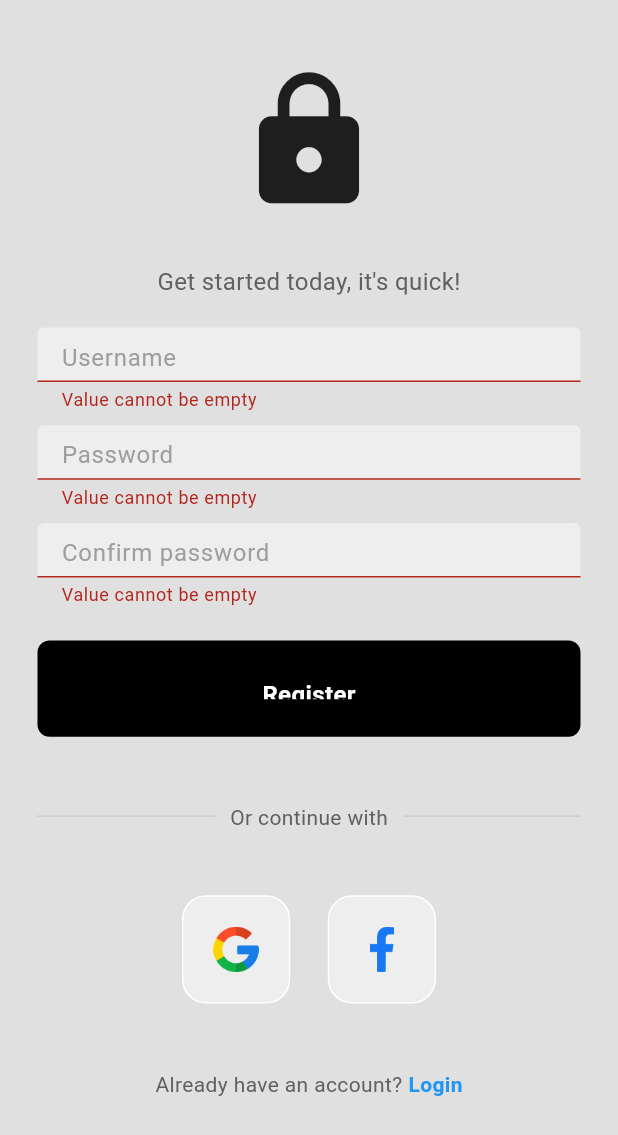
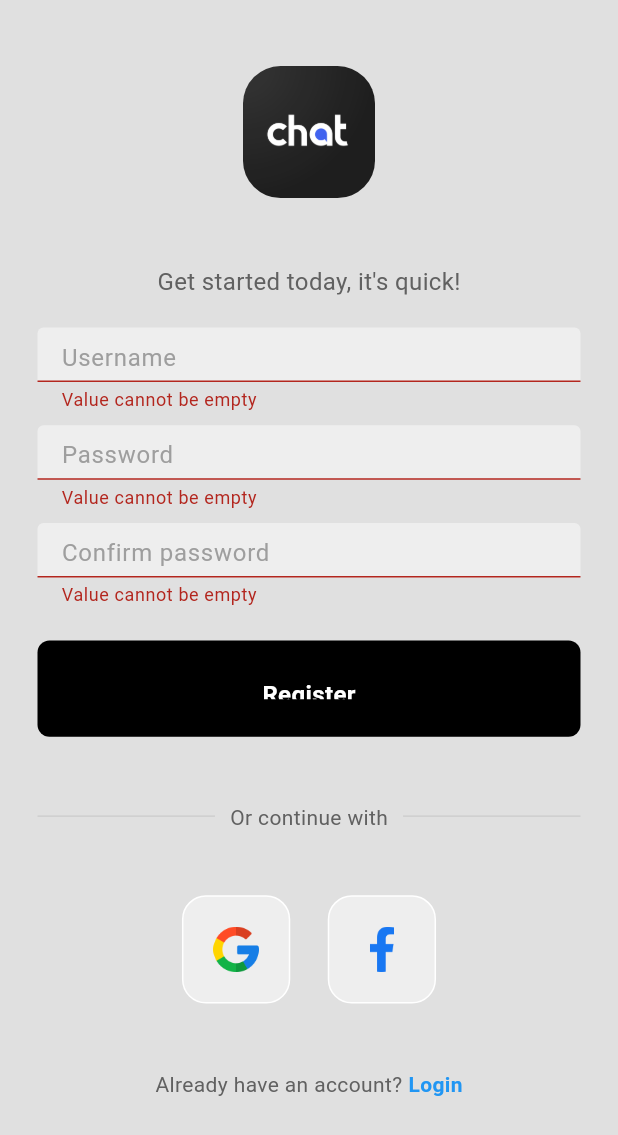
Before and after one commit to hssaluja25/bytechat, a Flutter app: the RegisterPage screen opened directly with empty values, after a tap on "Register", on a phone screen of 412 x 824 dp. Shown: the top 1135 px of the screen. Run offline on Flutter 3.47's test engine with Material 2 defaults, Android fonts, the phone set to English and light mode, and no system bars; our stand-ins replace cloud_firestore, firebase_auth, firebase_core, font_awesome_flutter, google_sign_in; missing offline and left inert: flutter_facebook_auth; accounts and stored records are empty; network calls fail.

Commit message:
adds user to firestore when registering via email and pwd, fixes CPI issue, adds logo

```diff
--- a/lib/pages/register_page.dart
+++ b/lib/pages/register_page.dart
@@ -1,3 +1,4 @@
+import 'package:cloud_firestore/cloud_firestore.dart';
 import 'package:firebase_auth/firebase_auth.dart';
 import 'package:flutter/material.dart';
 import 'package:learning_once_again/components/my_button.dart';
@@ -5,36 +6,50 @@ import 'package:learning_once_again/components/my_textfield.dart';
 import 'package:learning_once_again/components/square_tile.dart';
 import 'package:learning_once_again/services/auth.dart';
 
-class RegisterPage extends StatelessWidget {
+class RegisterPage extends StatefulWidget {
   RegisterPage({super.key, required this.auth, required this.toggleAuthPage});
+  final Function() toggleAuthPage;
+  final FirebaseAuth auth;
 
-  final Function() toggleAuthPage;
+  @override
+  State<RegisterPage> createState() => _RegisterPageState();
+}
+
+class _RegisterPageState extends State<RegisterPage> {
+  bool registrationHappening = false;
+  final FirebaseFirestore _firestore = FirebaseFirestore.instance;
   final TextEditingController usernameController = TextEditingController();
   final TextEditingController passwordController = TextEditingController();
   final TextEditingController confirmPasswordController =
       TextEditingController();
-  final FirebaseAuth auth;
   final GlobalKey<FormState> _registerFormKey = GlobalKey<FormState>();
 
   @override
   Widget build(BuildContext context) {
     double ht = MediaQuery.of(context).size.height;
+    double wd = MediaQuery.of(context).size.width;
     return Scaffold(
+      resizeToAvoidBottomInset: false,
       backgroundColor: Colors.grey[300],
       body: SafeArea(
         child: Form(
           key: _registerFormKey,
-          child: ListView(
-            physics: const NeverScrollableScrollPhysics(),
+          child: Stack(
+            children: [
+              Column(
                 children: [
                   SizedBox(height: ht > 800 ? ht * 0.0534188 : ht * 0.05),
 
                   // logo
                   SizedBox(
                     height: ht > 800 ? ht * 0.1068376 : ht * 0.1,
-                child: const Icon(
-                  Icons.lock,
-                  size: 100,
+                    width: wd > 385 ? ht * 0.1068376 : ht * 0.1,
+                    child: ClipRRect(
+                      borderRadius: BorderRadius.circular(25),
+                      child: Image.asset(
+                        'assets/images/512.png',
+                        fit: BoxFit.cover,
+                      ),
                     ),
                   ),
 
@@ -102,23 +117,29 @@ class RegisterPage extends StatelessWidget {
                         if (_registerFormKey.currentState!.validate()) {
                           // form is valid
                           try {
-                        showDialog(
-                            context: context,
-                            builder: (context) {
-                              return const Center(
-                                child: CircularProgressIndicator(),
-                              );
+                            setState(() {
+                              print(
+                                  'registering with email and pwd in register_page.dart');
+                              registrationHappening = true;
                             });
-                        await Auth(auth: auth).createAccount(
+                            UserCredential userCredential =
+                                await Auth(auth: widget.auth).createAccount(
                                     email: usernameController.text,
                                     password: passwordController.text);
-                        if (!context.mounted) return;
-                        Navigator.pop(context);
+                            _firestore
+                                .collection('users')
+                                .doc(userCredential.user!.uid)
+                                .set({
+                              'uid': userCredential.user!.uid,
+                              'email': usernameController.text
+                            });
                             // Automatically the 'user' stream would detect a change in the auth state and push the home page.
                             // so we don't need to push the home page ourselves.
                           } on Exception catch (error) {
-                        if (!context.mounted) return;
-                        Navigator.pop(context);
+                            setState(() {
+                              print('registering error on register_page.dart');
+                              registrationHappening = true;
+                            });
                             showDialog(
                               barrierDismissible: true,
                               context: context,
@@ -167,7 +188,8 @@ class RegisterPage extends StatelessWidget {
                             ),
                           ),
                           Padding(
-                        padding: const EdgeInsets.symmetric(horizontal: 10.0),
+                            padding:
+                                const EdgeInsets.symmetric(horizontal: 10.0),
                             child: Text(
                               'Or continue with',
                               style: TextStyle(color: Colors.grey[700]),
@@ -186,7 +208,7 @@ class RegisterPage extends StatelessWidget {
 
                   SizedBox(height: ht * 0.0534188),
 
-              // google + apple sign in buttons
+                  // google + facebook sign in buttons
                   SizedBox(
                     height: ht * 0.08761,
                     child: Row(
@@ -195,9 +217,20 @@ class RegisterPage extends StatelessWidget {
                         // google button
                         GestureDetector(
                           onTap: () async {
+                            setState(() {
+                              print(
+                                  'logging in with google in register_page.dart');
+                              registrationHappening = true;
+                            });
                             try {
                               await GoogleAuth().signInWithGoogle();
                             } catch (e) {
+                              setState(() {
+                                print(
+                                    'login with google cancelled in register_page.dart');
+                                registrationHappening = false;
+                              });
+
                               ScaffoldMessenger.of(context)
                                 ..removeCurrentSnackBar()
                                 ..showSnackBar(SnackBar(
@@ -207,8 +240,8 @@ class RegisterPage extends StatelessWidget {
                                         : 'Google sign in cancelled')));
                             }
                           },
-                      child:
-                          const SquareTile(imagePath: 'lib/images/google.png'),
+                          child: const SquareTile(
+                              imagePath: 'lib/images/google.png'),
                         ),
 
                         const SizedBox(width: 25),
@@ -251,7 +284,7 @@ class RegisterPage extends StatelessWidget {
                         ),
                         const SizedBox(width: 4),
                         GestureDetector(
-                      onTap: toggleAuthPage,
+                          onTap: widget.toggleAuthPage,
                           child: const Text(
                             'Login',
                             style: TextStyle(
@@ -264,7 +297,11 @@ class RegisterPage extends StatelessWidget {
                     ),
                   ),
 
-              SizedBox(height: ht * 0.1132479),
+                  // SizedBox(height: ht * 0.1132479),
+                ],
+              ),
+              if (registrationHappening)
+                const Center(child: CircularProgressIndicator()),
             ],
           ),
         ),
--- a/lib/services/auth.dart
+++ b/lib/services/auth.dart
@@ -9,10 +9,11 @@ class Auth {
 
   Stream<User?> get user => auth.authStateChanges();
 
-  Future<void> createAccount(
+  Future<UserCredential> createAccount(
       {required String email, required String password}) async {
-    await auth.createUserWithEmailAndPassword(
+    UserCredential user = await auth.createUserWithEmailAndPassword(
         email: email.trim(), password: password.trim());
+    return user;
   }
 
   Future<void> signIn({required String email, required String password}) async {
--- a/pubspec.yaml
+++ b/pubspec.yaml
@@ -72,6 +72,7 @@ flutter:
   # To add assets to your application, add an assets section, like this:
   assets:
     - assets/images/arroba.png
+    - assets/images/512.png
     - lib/images/
 
   # An image asset can refer to one or more resolution-specific "variants", see
```
Also changed, not shown: lib/pages/login_page.dart (+56 -30 lines), lib/pages/verify_email_page.dart (+16 -2 lines). Lines whose indentation alone changed are shown as unchanged.
